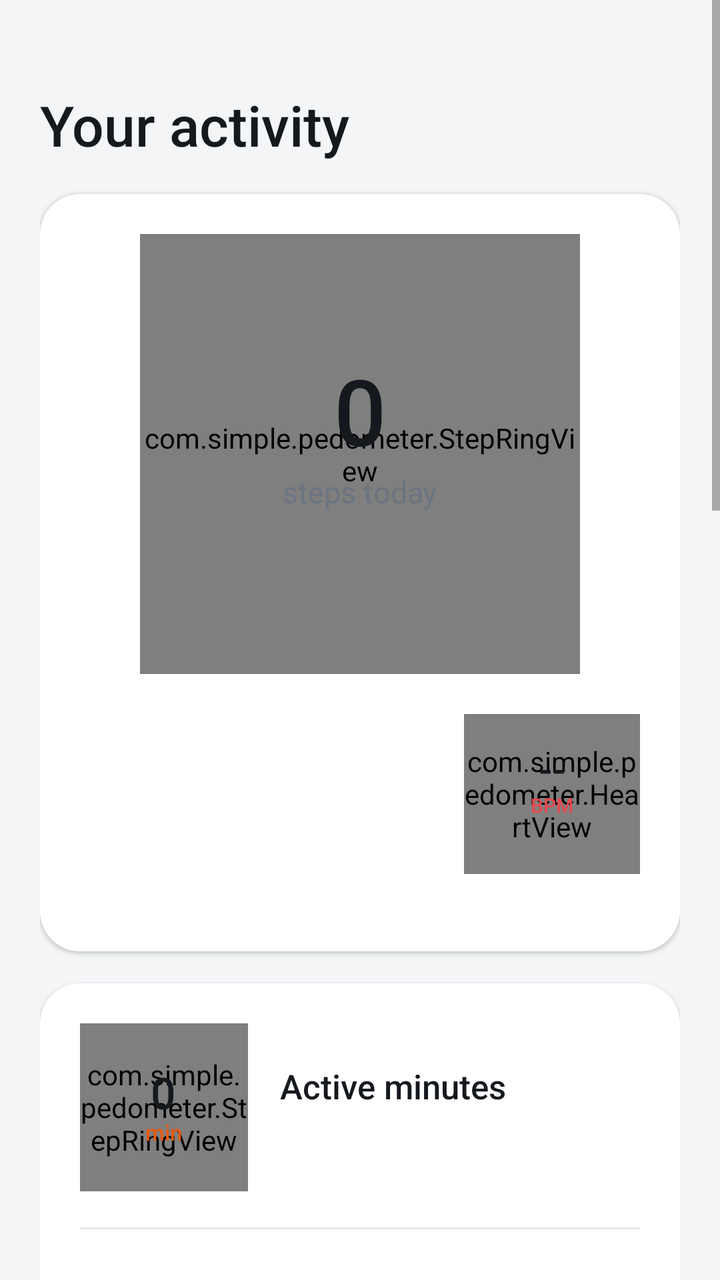
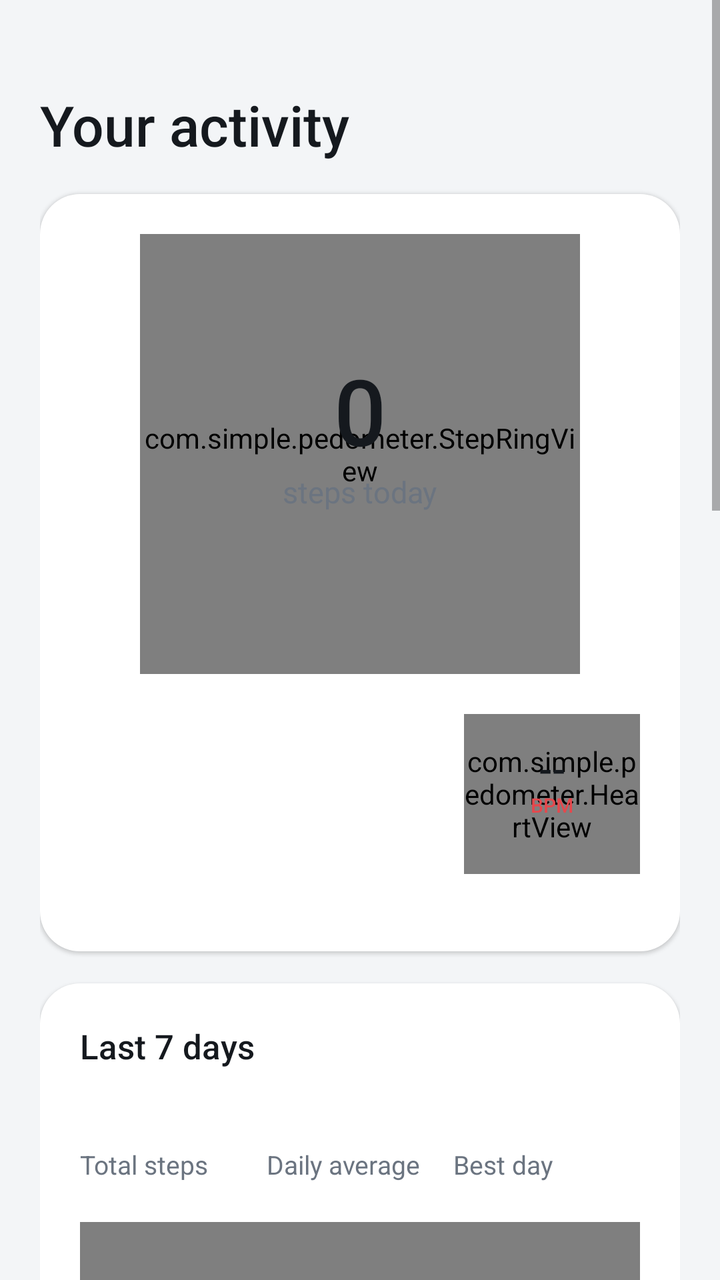

Compare the two renders of this Android layout. The source of the first and the diff that turns it into the second are given below.
<!-- AndroidManifest.xml: application theme AppTheme -->
<!-- res/layout/activity_main.xml -->
<?xml version="1.0" encoding="utf-8"?>
<ScrollView xmlns:android="http://schemas.android.com/apk/res/android"
    android:layout_width="match_parent"
    android:layout_height="match_parent"
    android:background="@color/background"
    android:fillViewport="true">

    <LinearLayout
        android:layout_width="match_parent"
        android:layout_height="wrap_content"
        android:orientation="vertical"
        android:paddingStart="20dp"
        android:paddingTop="24dp"
        android:paddingEnd="20dp"
        android:paddingBottom="32dp">

        
        <TextView
            android:id="@+id/date"
            android:layout_width="wrap_content"
            android:layout_height="wrap_content"
            android:fontFamily="sans-serif-medium"
            android:letterSpacing="0.08"
            android:textAllCaps="true"
            android:textColor="@color/text_secondary"
            android:textSize="13sp" />

        <TextView
            android:layout_width="wrap_content"
            android:layout_height="wrap_content"
            android:layout_marginTop="2dp"
            android:fontFamily="sans-serif-medium"
            android:text="Your activity"
            android:textColor="@color/text_primary"
            android:textSize="28sp" />

        
        <LinearLayout
            style="@style/Card"
            android:gravity="center_horizontal"
            android:paddingTop="28dp"
            android:paddingBottom="24dp">

            <FrameLayout
                android:layout_width="220dp"
                android:layout_height="220dp">

                <com.simple.pedometer.StepRingView
                    android:id="@+id/ring"
                    android:layout_width="match_parent"
                    android:layout_height="match_parent" />

                <LinearLayout
                    android:layout_width="wrap_content"
                    android:layout_height="wrap_content"
                    android:layout_gravity="center"
                    android:gravity="center_horizontal"
                    android:orientation="vertical">

                    <TextView
                        android:id="@+id/steps_today"
                        android:layout_width="wrap_content"
                        android:layout_height="wrap_content"
                        android:fontFamily="sans-serif-medium"
                        android:text="0"
                        android:textColor="@color/text_primary"
                        android:textSize="46sp" />

                    <TextView
                        android:layout_width="wrap_content"
                        android:layout_height="wrap_content"
                        android:text="steps today"
                        android:textColor="@color/text_secondary"
                        android:textSize="15sp" />

                    <TextView
                        android:id="@+id/goal"
                        android:layout_width="wrap_content"
                        android:layout_height="wrap_content"
                        android:layout_marginTop="6dp"
                        android:textColor="@color/accent"
                        android:fontFamily="sans-serif-medium"
                        android:textSize="13sp" />
                </LinearLayout>
            </FrameLayout>

            
            <LinearLayout
                android:layout_width="match_parent"
                android:layout_height="wrap_content"
                android:layout_marginTop="20dp"
                android:gravity="center_vertical"
                android:orientation="horizontal">

                <TextView
                    android:id="@+id/status"
                    android:layout_width="0dp"
                    android:layout_height="wrap_content"
                    android:layout_weight="1"
                    android:textColor="@color/accent"
                    android:fontFamily="sans-serif-medium"
                    android:textSize="13sp" />

                <LinearLayout
                    android:id="@+id/pulse_widget"
                    android:layout_width="wrap_content"
                    android:layout_height="wrap_content"
                    android:background="?android:attr/selectableItemBackgroundBorderless"
                    android:clickable="true"
                    android:focusable="true"
                    android:gravity="center_horizontal"
                    android:orientation="vertical">

                    <FrameLayout
                        android:layout_width="88dp"
                        android:layout_height="80dp">

                        <com.simple.pedometer.HeartView
                            android:id="@+id/pulse_heart"
                            android:layout_width="match_parent"
                            android:layout_height="match_parent" />

                        <LinearLayout
                            android:layout_width="wrap_content"
                            android:layout_height="wrap_content"
                            android:layout_gravity="center"
                            android:layout_marginBottom="6dp"
                            android:gravity="center_horizontal"
                            android:orientation="vertical">

                            <TextView
                                android:id="@+id/pulse_value"
                                android:layout_width="wrap_content"
                                android:layout_height="wrap_content"
                                android:fontFamily="sans-serif-medium"
                                android:includeFontPadding="false"
                                android:text="--"
                                android:textColor="@color/text_primary"
                                android:textSize="20sp" />

                            <TextView
                                android:layout_width="wrap_content"
                                android:layout_height="wrap_content"
                                android:fontFamily="sans-serif-medium"
                                android:includeFontPadding="false"
                                android:text="BPM"
                                android:textColor="@color/heart"
                                android:textSize="10sp" />
                        </LinearLayout>
                    </FrameLayout>

                    <TextView
                        android:id="@+id/pulse_time"
                        android:layout_width="wrap_content"
                        android:layout_height="wrap_content"
                        android:layout_marginTop="4dp"
                        android:textColor="@color/text_secondary"
                        android:textSize="11sp" />
                </LinearLayout>
            </LinearLayout>
        </LinearLayout>

        
        <LinearLayout style="@style/Card">

            <LinearLayout
                android:layout_width="match_parent"
                android:layout_height="wrap_content"
                android:gravity="center_vertical"
                android:orientation="horizontal">

                <FrameLayout
                    android:layout_width="84dp"
                    android:layout_height="84dp">

                    <com.simple.pedometer.StepRingView
                        android:id="@+id/active_ring"
                        android:layout_width="match_parent"
                        android:layout_height="match_parent" />

                    <LinearLayout
                        android:layout_width="wrap_content"
                        android:layout_height="wrap_content"
                        android:layout_gravity="center"
                        android:gravity="center_horizontal"
                        android:orientation="vertical">

                        <TextView
                            android:id="@+id/active_minutes"
                            android:layout_width="wrap_content"
                            android:layout_height="wrap_content"
                            android:fontFamily="sans-serif-medium"
                            android:includeFontPadding="false"
                            android:text="0"
                            android:textColor="@color/text_primary"
                            android:textSize="22sp" />

                        <TextView
                            android:layout_width="wrap_content"
                            android:layout_height="wrap_content"
                            android:fontFamily="sans-serif-medium"
                            android:includeFontPadding="false"
                            android:text="min"
                            android:textColor="@color/active"
                            android:textSize="11sp" />
                    </LinearLayout>
                </FrameLayout>

                <LinearLayout
                    android:layout_width="0dp"
                    android:layout_height="wrap_content"
                    android:layout_marginStart="16dp"
                    android:layout_weight="1"
                    android:orientation="vertical">

                    <TextView
                        style="@style/CardTitle"
                        android:text="Active minutes" />

                    <TextView
                        android:id="@+id/active_goal"
                        android:layout_width="wrap_content"
                        android:layout_height="wrap_content"
                        android:layout_marginTop="2dp"
                        android:textColor="@color/text_secondary"
                        android:textSize="14sp" />
                </LinearLayout>
            </LinearLayout>

            <View
                android:layout_width="match_parent"
                android:layout_height="1dp"
                android:layout_marginTop="18dp"
                android:layout_marginBottom="16dp"
                android:background="@color/track" />

            <LinearLayout
                android:layout_width="match_parent"
                android:layout_height="wrap_content"
                android:orientation="horizontal">

                <LinearLayout
                    android:layout_width="0dp"
                    android:layout_height="wrap_content"
                    android:layout_weight="1"
                    android:orientation="vertical">

                    <TextView
                        android:id="@+id/distance"
                        style="@style/StatValue" />

                    <TextView
                        style="@style/StatLabel"
                        android:text="Distance" />
                </LinearLayout>

                <LinearLayout
                    android:layout_width="0dp"
                    android:layout_height="wrap_content"
                    android:layout_weight="1"
                    android:orientation="vertical">

                    <TextView
                        android:id="@+id/calories"
                        style="@style/StatValue" />

                    <TextView
                        style="@style/StatLabel"
                        android:text="Calories" />
                </LinearLayout>

                <LinearLayout
                    android:layout_width="0dp"
                    android:layout_height="wrap_content"
                    android:layout_weight="1"
                    android:orientation="vertical">

                    <TextView
                        android:id="@+id/speed"
                        style="@style/StatValue" />

                    <TextView
                        style="@style/StatLabel"
                        android:text="Walking speed" />
                </LinearLayout>
            </LinearLayout>

            <TextView
                android:id="@+id/profile"
                android:layout_width="wrap_content"
                android:layout_height="wrap_content"
                android:layout_marginTop="14dp"
                android:background="?android:attr/selectableItemBackground"
                android:paddingTop="4dp"
                android:paddingBottom="4dp"
                android:textColor="@color/accent"
                android:textSize="13sp" />

            <View
                android:layout_width="match_parent"
                android:layout_height="1dp"
                android:layout_marginTop="12dp"
                android:layout_marginBottom="12dp"
                android:background="@color/track" />

            <Switch
                android:id="@+id/reminder_switch"
                android:layout_width="match_parent"
                android:layout_height="wrap_content"
                android:text="Hourly reminder to move"
                android:textColor="@color/text_primary"
                android:textSize="15sp" />

            <TextView
                android:layout_width="wrap_content"
                android:layout_height="wrap_content"
                android:layout_marginTop="2dp"
                android:text="Vibrates between 10:00 and 21:00 if you took fewer than 250 steps in the past hour."
                android:textColor="@color/text_secondary"
                android:textSize="13sp" />
        </LinearLayout>

        
        <LinearLayout
            android:id="@+id/rhythm_card"
            style="@style/Card"
            android:clickable="true"
            android:focusable="true"
            android:foreground="?android:attr/selectableItemBackground"
            android:gravity="center_vertical"
            android:orientation="horizontal">

            <LinearLayout
                android:layout_width="0dp"
                android:layout_height="wrap_content"
                android:layout_weight="1"
                android:orientation="vertical">

                <TextView
                    style="@style/CardTitle"
                    android:text="Heart rhythm check" />

                <TextView
                    android:id="@+id/rhythm_summary"
                    android:layout_width="wrap_content"
                    android:layout_height="wrap_content"
                    android:layout_marginTop="2dp"
                    android:textColor="@color/text_secondary"
                    android:textSize="14sp" />
            </LinearLayout>

            <TextView
                android:layout_width="wrap_content"
                android:layout_height="wrap_content"
                android:text="\u203A"
                android:textColor="@color/text_secondary"
                android:textSize="28sp" />
        </LinearLayout>

        
        <LinearLayout
            android:id="@+id/walk_card"
            style="@style/Card"
            android:clickable="true"
            android:focusable="true"
            android:foreground="?android:attr/selectableItemBackground"
            android:gravity="center_vertical"
            android:orientation="horizontal">

            <LinearLayout
                android:layout_width="0dp"
                android:layout_height="wrap_content"
                android:layout_weight="1"
                android:orientation="vertical">

                <TextView
                    style="@style/CardTitle"
                    android:text="Record a walk" />

                <TextView
                    android:id="@+id/walk_summary"
                    android:layout_width="wrap_content"
                    android:layout_height="wrap_content"
                    android:layout_marginTop="2dp"
                    android:textColor="@color/text_secondary"
                    android:textSize="14sp" />
            </LinearLayout>

            <TextView
                android:layout_width="wrap_content"
                android:layout_height="wrap_content"
                android:text="\u203A"
                android:textColor="@color/text_secondary"
                android:textSize="28sp" />
        </LinearLayout>

        
        <LinearLayout style="@style/Card">

            <TextView
                style="@style/CardTitle"
                android:text="Last 7 days" />

            <LinearLayout
                android:layout_width="match_parent"
                android:layout_height="wrap_content"
                android:layout_marginTop="12dp"
                android:orientation="horizontal">

                <LinearLayout
                    android:layout_width="0dp"
                    android:layout_height="wrap_content"
                    android:layout_weight="1"
                    android:orientation="vertical">

                    <TextView
                        android:id="@+id/week_total"
                        style="@style/StatValue" />

                    <TextView
                        style="@style/StatLabel"
                        android:text="Total steps" />
                </LinearLayout>

                <LinearLayout
                    android:layout_width="0dp"
                    android:layout_height="wrap_content"
                    android:layout_weight="1"
                    android:orientation="vertical">

                    <TextView
                        android:id="@+id/week_average"
                        style="@style/StatValue" />

                    <TextView
                        style="@style/StatLabel"
                        android:text="Daily average" />
                </LinearLayout>

                <LinearLayout
                    android:layout_width="0dp"
                    android:layout_height="wrap_content"
                    android:layout_weight="1"
                    android:orientation="vertical">

                    <TextView
                        android:id="@+id/week_best"
                        style="@style/StatValue" />

                    <TextView
                        style="@style/StatLabel"
                        android:text="Best day" />
                </LinearLayout>
            </LinearLayout>

            <com.simple.pedometer.BarChartView
                android:id="@+id/chart"
                android:layout_width="match_parent"
                android:layout_height="220dp"
                android:layout_marginTop="20dp" />
        </LinearLayout>

        
        <LinearLayout
            android:id="@+id/battery_card"
            style="@style/Card"
            android:background="@drawable/bg_warning"
            android:elevation="0dp">

            <TextView
                style="@style/CardTitle"
                android:text="Keep counting in the background"
                android:textColor="@color/warning" />

            <TextView
                android:layout_width="wrap_content"
                android:layout_height="wrap_content"
                android:layout_marginTop="4dp"
                android:text="Allow the app to ignore battery optimisation so Android doesn't stop it."
                android:textColor="@color/text_secondary"
                android:textSize="14sp" />

            <Button
                android:id="@+id/battery_button"
                android:layout_width="wrap_content"
                android:layout_height="44dp"
                android:layout_marginTop="14dp"
                android:background="@drawable/bg_button"
                android:fontFamily="sans-serif-medium"
                android:paddingStart="22dp"
                android:paddingEnd="22dp"
                android:stateListAnimator="@null"
                android:text="Allow"
                android:textAllCaps="false"
                android:textColor="#FFFFFF"
                android:textSize="15sp" />
        </LinearLayout>
    </LinearLayout>
</ScrollView>
<!-- resources referenced by this layout -->
<resources>
  <color name="accent">#1E9E5A</color>
  <color name="active">#E8590C</color>
  <color name="background">#F3F5F7</color>
  <color name="heart">#E5484D</color>
  <color name="text_primary">#15191E</color>
  <color name="text_secondary">#6B7480</color>
  <color name="track">#E7EBEF</color>
  <color name="warning">#B26A00</color>
  <!-- drawable bg_button (drawable) -->
  <?xml version="1.0" encoding="utf-8"?>
  <ripple xmlns:android="http://schemas.android.com/apk/res/android"
      android:color="#33FFFFFF">
      <item>
          <shape>
              <solid android:color="@color/accent" />
              <corners android:radius="100dp" />
          </shape>
      </item>
  </ripple>
  <!-- drawable bg_warning (drawable) -->
  <?xml version="1.0" encoding="utf-8"?>
  <shape xmlns:android="http://schemas.android.com/apk/res/android">
      <solid android:color="@color/warning_soft" />
      <corners android:radius="20dp" />
  </shape>
  <style name="Card">
          <item name="android:layout_width">match_parent</item>
          <item name="android:layout_height">wrap_content</item>
          <item name="android:layout_marginTop">16dp</item>
          <item name="android:background">@drawable/bg_card</item>
          <item name="android:elevation">1dp</item>
          <item name="android:orientation">vertical</item>
          <item name="android:padding">20dp</item>
      </style>
  <style name="CardTitle">
          <item name="android:layout_width">wrap_content</item>
          <item name="android:layout_height">wrap_content</item>
          <item name="android:fontFamily">sans-serif-medium</item>
          <item name="android:textColor">@color/text_primary</item>
          <item name="android:textSize">17sp</item>
      </style>
  <style name="StatLabel">
          <item name="android:layout_width">wrap_content</item>
          <item name="android:layout_height">wrap_content</item>
          <item name="android:textColor">@color/text_secondary</item>
          <item name="android:textSize">13sp</item>
      </style>
  <style name="StatValue">
          <item name="android:layout_width">wrap_content</item>
          <item name="android:layout_height">wrap_content</item>
          <item name="android:fontFamily">sans-serif-medium</item>
          <item name="android:textColor">@color/text_primary</item>
          <item name="android:textSize">20sp</item>
      </style>
  <style name="AppTheme" parent="android:Theme.Material.Light.NoActionBar">
          <item name="android:colorPrimary">@color/accent</item>
          <item name="android:colorAccent">@color/accent</item>
          <item name="android:windowBackground">@color/background</item>
          <item name="android:statusBarColor">@color/background</item>
          <item name="android:navigationBarColor">@color/background</item>
          <item name="android:windowLightStatusBar">true</item>
      </style>
  <color name="warning_soft">#FFF4E0</color>
  <!-- drawable bg_card (drawable) -->
  <?xml version="1.0" encoding="utf-8"?>
  <shape xmlns:android="http://schemas.android.com/apk/res/android">
      <solid android:color="@color/card" />
      <corners android:radius="20dp" />
  </shape>
  <color name="card">#FFFFFF</color>
</resources>

<!-- the commit's change to res/layout/activity_main.xml (unified diff, before → after) -->
@@ -163,6 +163,72 @@
         
         <LinearLayout style="@style/Card">
 
+            <TextView
+                style="@style/CardTitle"
+                android:text="Last 7 days" />
+
+            <LinearLayout
+                android:layout_width="match_parent"
+                android:layout_height="wrap_content"
+                android:layout_marginTop="12dp"
+                android:orientation="horizontal">
+
+                <LinearLayout
+                    android:layout_width="0dp"
+                    android:layout_height="wrap_content"
+                    android:layout_weight="1"
+                    android:orientation="vertical">
+
+                    <TextView
+                        android:id="@+id/week_total"
+                        style="@style/StatValue" />
+
+                    <TextView
+                        style="@style/StatLabel"
+                        android:text="Total steps" />
+                </LinearLayout>
+
+                <LinearLayout
+                    android:layout_width="0dp"
+                    android:layout_height="wrap_content"
+                    android:layout_weight="1"
+                    android:orientation="vertical">
+
+                    <TextView
+                        android:id="@+id/week_average"
+                        style="@style/StatValue" />
+
+                    <TextView
+                        style="@style/StatLabel"
+                        android:text="Daily average" />
+                </LinearLayout>
+
+                <LinearLayout
+                    android:layout_width="0dp"
+                    android:layout_height="wrap_content"
+                    android:layout_weight="1"
+                    android:orientation="vertical">
+
+                    <TextView
+                        android:id="@+id/week_best"
+                        style="@style/StatValue" />
+
+                    <TextView
+                        style="@style/StatLabel"
+                        android:text="Best day" />
+                </LinearLayout>
+            </LinearLayout>
+
+            <com.simple.pedometer.BarChartView
+                android:id="@+id/chart"
+                android:layout_width="match_parent"
+                android:layout_height="220dp"
+                android:layout_marginTop="20dp" />
+        </LinearLayout>
+
+        
+        <LinearLayout style="@style/Card">
+
             <LinearLayout
                 android:layout_width="match_parent"
                 android:layout_height="wrap_content"
@@ -392,72 +458,6 @@
                 android:text="\u203A"
                 android:textColor="@color/text_secondary"
                 android:textSize="28sp" />
-        </LinearLayout>
-
-        
-        <LinearLayout style="@style/Card">
-
-            <TextView
-                style="@style/CardTitle"
-                android:text="Last 7 days" />
-
-            <LinearLayout
-                android:layout_width="match_parent"
-                android:layout_height="wrap_content"
-                android:layout_marginTop="12dp"
-                android:orientation="horizontal">
-
-                <LinearLayout
-                    android:layout_width="0dp"
-                    android:layout_height="wrap_content"
-                    android:layout_weight="1"
-                    android:orientation="vertical">
-
-                    <TextView
-                        android:id="@+id/week_total"
-                        style="@style/StatValue" />
-
-                    <TextView
-                        style="@style/StatLabel"
-                        android:text="Total steps" />
-                </LinearLayout>
-
-                <LinearLayout
-                    android:layout_width="0dp"
-                    android:layout_height="wrap_content"
-                    android:layout_weight="1"
-                    android:orientation="vertical">
-
-                    <TextView
-                        android:id="@+id/week_average"
-                        style="@style/StatValue" />
-
-                    <TextView
-                        style="@style/StatLabel"
-                        android:text="Daily average" />
-                </LinearLayout>
-
-                <LinearLayout
-                    android:layout_width="0dp"
-                    android:layout_height="wrap_content"
-                    android:layout_weight="1"
-                    android:orientation="vertical">
-
-                    <TextView
-                        android:id="@+id/week_best"
-                        style="@style/StatValue" />
-
-                    <TextView
-                        style="@style/StatLabel"
-                        android:text="Best day" />
-                </LinearLayout>
-            </LinearLayout>
-
-            <com.simple.pedometer.BarChartView
-                android:id="@+id/chart"
-                android:layout_width="match_parent"
-                android:layout_height="220dp"
-                android:layout_marginTop="20dp" />
         </LinearLayout>
 
         
